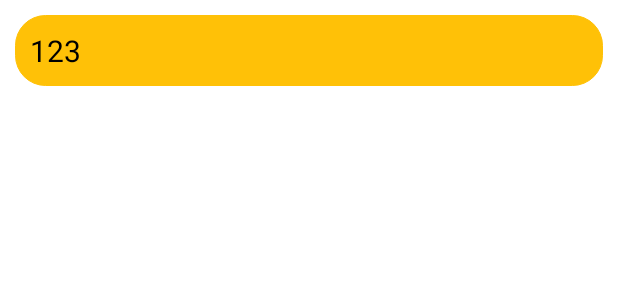
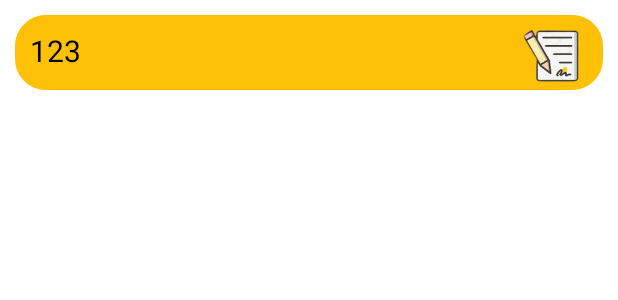
Before and after one commit to tranngochuy2107/app-nha-tro, an Android app: the layout item_phong.xml on its own in the app's theme, with its tools: preview values and no code run, on a phone screen of 412 x 824 dp. Shown: the top 300 px of the screen. Run offline under Robolectric (Android 15) with nearby library versions, the phone set to English and light mode, and no system bars.

```diff
--- a/app/src/main/res/layout/item_phong.xml
+++ b/app/src/main/res/layout/item_phong.xml
@@ -19,6 +19,9 @@
     app:cardCornerRadius="10dp"
     android:layout_width="match_parent"
     android:layout_height="wrap_content">
+<RelativeLayout
+    android:layout_width="match_parent"
+    android:layout_height="wrap_content">
     <TextView
         android:layout_width="match_parent"
         android:layout_height="wrap_content"
@@ -27,6 +30,15 @@
         android:text="123"
         android:textColor="@color/black"
         android:textSize="20dp"/>
+    <ImageView
+        android:layout_width="50dp"
+        android:src="@drawable/hopdong"
+        android:layout_height="50dp"
+        android:id="@+id/thHopDong"
+
+        android:layout_marginEnd="10dp"
+        android:layout_alignParentRight="true"/>
+</RelativeLayout>
 </LinearLayout>
 
 </LinearLayout>
```
Also changed, not shown: app/src/main/java/Adapter/PhongAdapter.java (+53 -9 lines).
